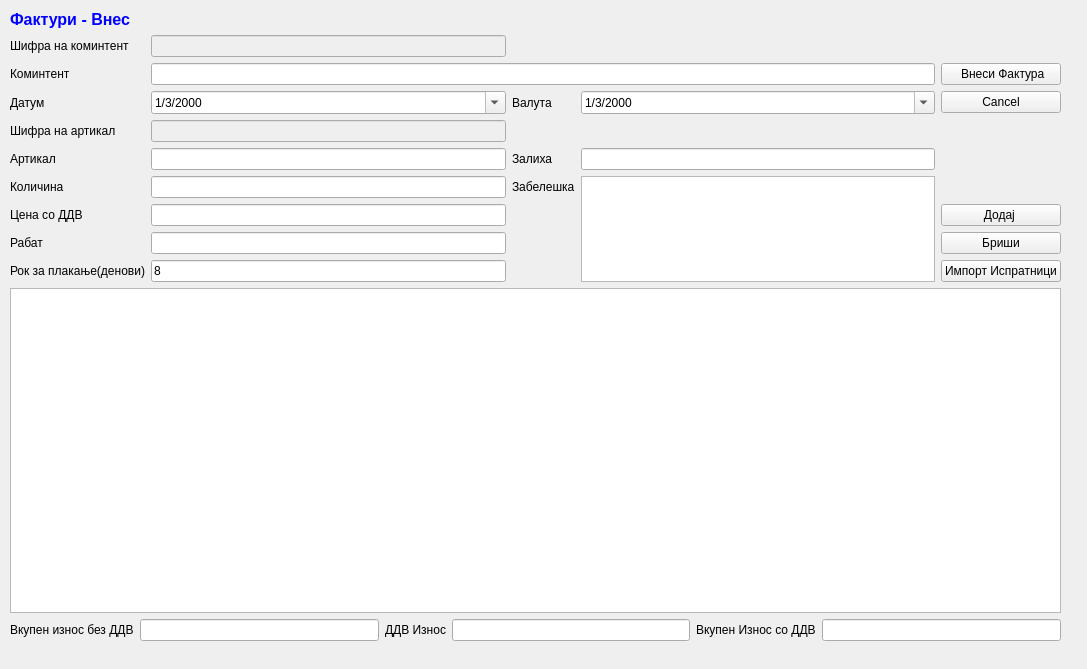
Qt form sterna/ProFakturi/ProFakturivnes.ui (srgank/sterna_x) before a commit.
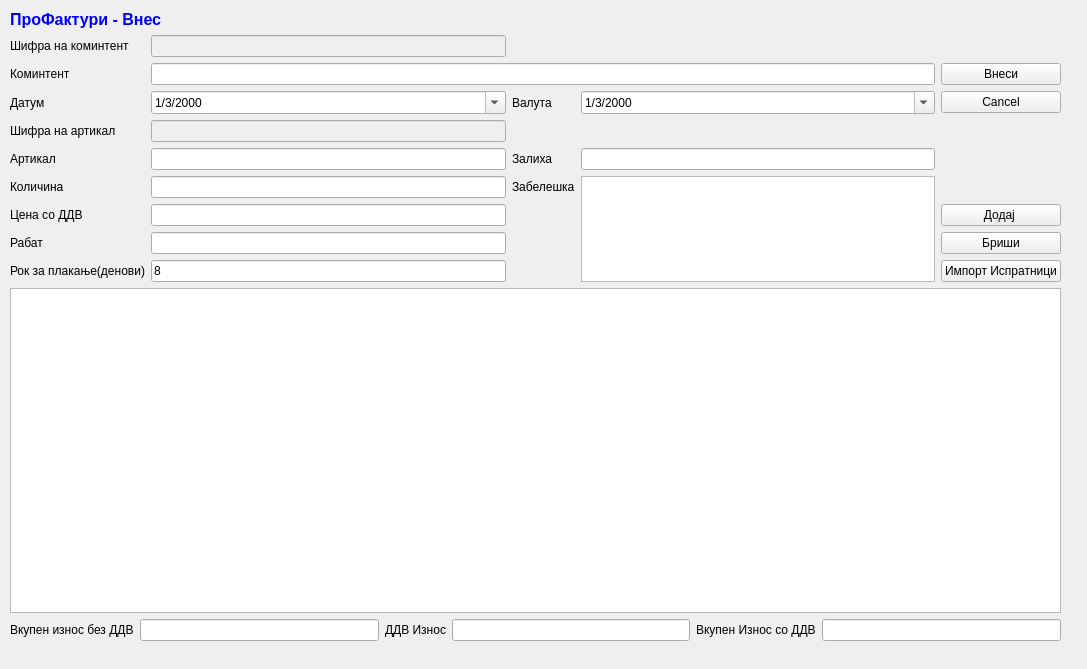
The same form after that commit. Icons and pictures are not drawn.

What changed in the file:
```diff
--- a/sterna/ProFakturi/ProFakturivnes.ui
+++ b/sterna/ProFakturi/ProFakturivnes.ui
@@ -331,15 +331,15 @@
        <string>&lt;!DOCTYPE HTML PUBLIC &quot;-//W3C//DTD HTML 4.0//EN&quot; &quot;http://www.w3.org/TR/REC-html40/strict.dtd&quot;&gt;
 &lt;html&gt;&lt;head&gt;&lt;meta name=&quot;qrichtext&quot; content=&quot;1&quot; /&gt;&lt;style type=&quot;text/css&quot;&gt;
 p, li { white-space: pre-wrap; }
-&lt;/style&gt;&lt;/head&gt;&lt;body style=&quot; font-family:'MS Shell Dlg 2'; font-size:10pt; font-weight:400; font-style:normal;&quot;&gt;
-&lt;p style=&quot; margin-top:0px; margin-bottom:0px; margin-left:0px; margin-right:0px; -qt-block-indent:0; text-indent:0px;&quot;&gt;&lt;span style=&quot; font-size:12pt; font-weight:600; color:#0000ff;&quot;&gt;Фактури - Внес&lt;/span&gt;&lt;/p&gt;&lt;/body&gt;&lt;/html&gt;</string>
+&lt;/style&gt;&lt;/head&gt;&lt;body style=&quot; font-family:'Sans Serif'; font-size:9pt; font-weight:400; font-style:normal;&quot;&gt;
+&lt;p style=&quot; margin-top:0px; margin-bottom:0px; margin-left:0px; margin-right:0px; -qt-block-indent:0; text-indent:0px;&quot;&gt;&lt;span style=&quot; font-family:'MS Shell Dlg 2'; font-size:12pt; font-weight:600; color:#0000ff;&quot;&gt;ПроФактури&lt;/span&gt;&lt;span style=&quot; font-family:'MS Shell Dlg 2'; font-size:12pt; font-weight:600; color:#0000ff;&quot;&gt; - Внес&lt;/span&gt;&lt;/p&gt;&lt;/body&gt;&lt;/html&gt;</string>
       </property>
      </widget>
     </item>
     <item row="3" column="4">
      <widget class="QPushButton" name="pushButton_4">
       <property name="text">
-       <string> Внеси Фактура</string>
+       <string> Внеси </string>
       </property>
       <property name="icon">
        <iconset>
```
